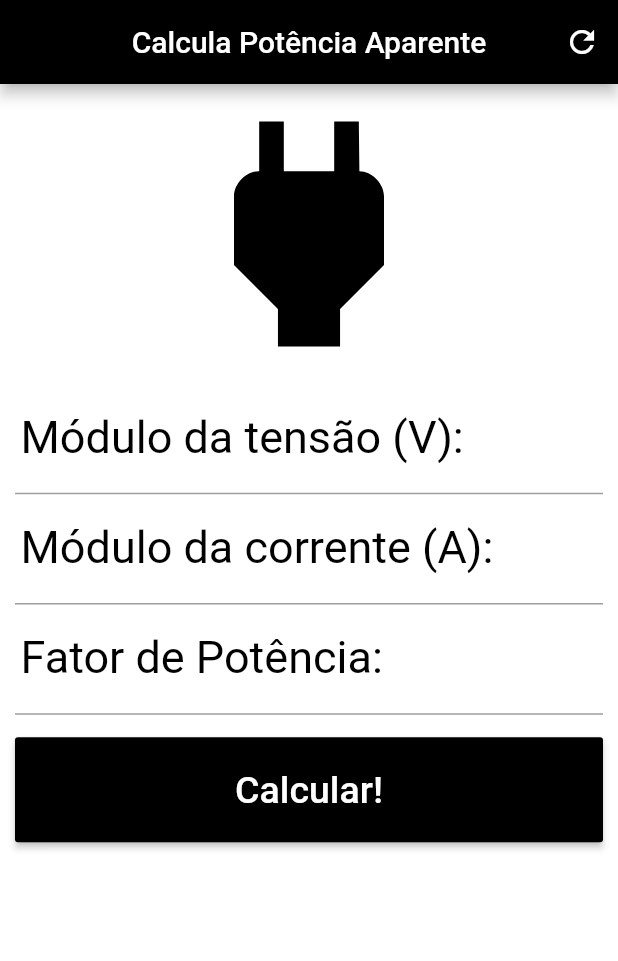
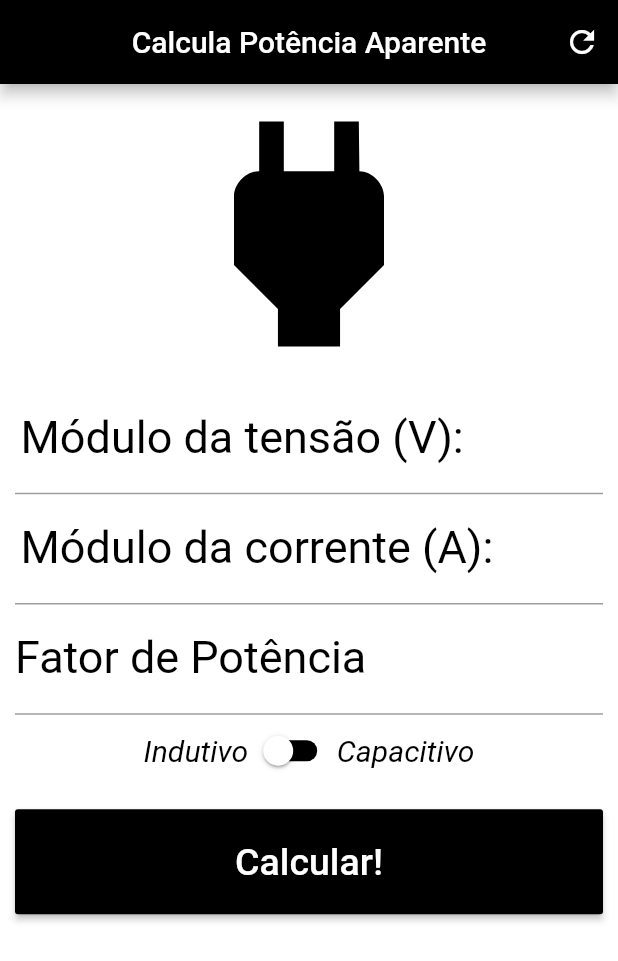
Before and after one commit to mrcsantos1/Potencia-Aparente-App, a Flutter app: the screen it shows after launch, after a tap on "Calcular!", on a phone screen of 412 x 824 dp. Shown: the top 961 px of the screen. Run offline on Flutter 3.47's test engine with Material 2 defaults, Android fonts, the phone set to English and light mode, and no system bars.

Commit message:
Adicionados Indutivo e Capacitivo

```diff
--- a/lib/main.dart
+++ b/lib/main.dart
@@ -1,3 +1,5 @@
+import 'dart:math';
+
 import 'package:flutter/cupertino.dart';
 import 'package:flutter/material.dart';
 
@@ -13,6 +15,54 @@ class Home extends StatefulWidget {
 }
 
 class _HomeState extends State<Home> {
+  TextEditingController tensaoController = TextEditingController();
+  TextEditingController correnteController = TextEditingController();
+  TextEditingController fatorPotenciaController = TextEditingController();
+
+  String _infoText1 = "Informe os dados";
+  String _infoText2 = "";
+  String _infoText3 = "";
+  String _infoText4 = "";
+
+  bool _indutivo = false;
+
+  void _resetFields() {
+    tensaoController.text = "";
+    correnteController.text = "";
+    fatorPotenciaController.text = "";
+    _infoText1 = "Informe os dados";
+    _infoText2 = "";
+    _infoText3 = "";
+    _infoText4 = "";
+  }
+
+  void _calculate() {
+    setState(() {
+      double tensao = double.parse(tensaoController.text);
+      double corrente = double.parse(correnteController.text);
+      double fp = double.parse(fatorPotenciaController.text);
+
+      double ang = acos(fp);
+      double smod = tensao * corrente;
+
+      double p = smod * fp;
+
+      double q = smod * sin(fp);
+
+      if (_indutivo) {
+        _infoText1 = "S polar = $smod, ${-ang * 180 / pi}°\tVA";
+        _infoText2 = "P = $p\tW";
+        _infoText3 = "Q = -$q\tVAr";
+        _infoText4 = "S ret = $p - j$q";
+      } else if (!_indutivo) {
+        _infoText1 = "S polar = $smod, ${ang * 180 / pi}°\tVA";
+        _infoText2 = "P = $p\tW";
+        _infoText3 = "Q = $q\tVAr";
+        _infoText4 = "S ret = $p + j$q";
+      }
+    });
+  }
+
   @override
   Widget build(BuildContext context) {
     return Scaffold(
@@ -23,7 +73,7 @@ class _HomeState extends State<Home> {
           actions: <Widget>[
             IconButton(
               icon: Icon(Icons.refresh),
-              onPressed: () {},
+              onPressed: _resetFields,
             )
           ],
         ),
@@ -46,6 +96,7 @@ class _HomeState extends State<Home> {
                     labelStyle: TextStyle(color: Colors.black, fontSize: 30.0)),
                 textAlign: TextAlign.center,
                 style: TextStyle(color: Colors.white, fontSize: 20.0),
+                controller: tensaoController,
               ),
               TextField(
                 keyboardType: TextInputType.number,
@@ -55,22 +106,55 @@ class _HomeState extends State<Home> {
                     labelStyle: TextStyle(color: Colors.black, fontSize: 30.0)),
                 textAlign: TextAlign.center,
                 style: TextStyle(color: Colors.white, fontSize: 20.0),
+                controller: correnteController,
               ),
               TextField(
                 keyboardType: TextInputType.number,
                 cursorColor: Colors.black,
                 decoration: InputDecoration(
-                    labelText: "Fator de Potência: ",
+                    labelText: "Fator de Potência",
                     labelStyle: TextStyle(color: Colors.black, fontSize: 30.0)),
                 textAlign: TextAlign.center,
                 style: TextStyle(color: Colors.white, fontSize: 20.0),
+                controller: fatorPotenciaController,
+              ),
+              Row(
+                mainAxisAlignment: MainAxisAlignment.center,
+                children: <Widget>[
+                  Text(
+                    "Indutivo",
+                    style: TextStyle(
+                        color: Colors.black,
+                        fontStyle: FontStyle.italic,
+                        fontSize: 20.0),
+                  ),
+                  Switch(
+                    value: _indutivo,
+                    onChanged: (value) {
+                      setState(() {
+                        _indutivo = value;
+                      });
+                    },
+                    inactiveThumbColor: Colors.white,
+                    inactiveTrackColor: Colors.black,
+                    activeTrackColor: Colors.white,
+                    activeColor: Colors.black,
+                  ),
+                  Text(
+                    "Capacitivo",
+                    style: TextStyle(
+                        color: Colors.black,
+                        fontStyle: FontStyle.italic,
+                        fontSize: 20.0),
+                  )
+                ],
               ),
               Padding(
                 padding: EdgeInsets.only(top: 15.0, bottom: 30.0),
                 child: Container(
                     height: 70.0,
                     child: RaisedButton(
-                      onPressed: () {},
+                      onPressed: _calculate,
                       child: Text(
                         "Calcular!",
                         style: TextStyle(color: Colors.white, fontSize: 25.0),
@@ -78,10 +162,42 @@ class _HomeState extends State<Home> {
                       color: Colors.black,
                     )),
               ),
-              Text(
-                "glória a Deus",
-                textAlign: TextAlign.center,
-                style: TextStyle(color: Colors.white, fontSize: 20.0),
+              Column(
+                crossAxisAlignment: CrossAxisAlignment.stretch,
+                children: <Widget>[
+                  Container(
+                    height: 30.0,
+                    child: Text(
+                      _infoText1,
+                      textAlign: TextAlign.center,
+                      style: TextStyle(color: Colors.white, fontSize: 20.0),
+                    ),
+                  ),
+                  Container(
+                    height: 30.0,
+                    child: Text(
+                      _infoText2,
+                      textAlign: TextAlign.center,
+                      style: TextStyle(color: Colors.white, fontSize: 20.0),
+                    ),
+                  ),
+                  Container(
+                    height: 30.0,
+                    child: Text(
+                      _infoText3,
+                      textAlign: TextAlign.center,
+                      style: TextStyle(color: Colors.white, fontSize: 20.0),
+                    ),
+                  ),
+                  Container(
+                    height: 30.0,
+                    child: Text(
+                      _infoText4,
+                      textAlign: TextAlign.center,
+                      style: TextStyle(color: Colors.white, fontSize: 20.0),
+                    ),
+                  ),
+                ],
               )
             ],
           ),
--- a/pubspec.yaml
+++ b/pubspec.yaml
@@ -23,6 +23,9 @@ dependencies:
   # The following adds the Cupertino Icons font to your application.
   # Use with the CupertinoIcons class for iOS style icons.
   cupertino_icons: ^0.1.2
+
+  complex: ^0.5.0
+
 
 dev_dependencies:
   flutter_test:
```
Also changed, not shown: pubspec.lock.
